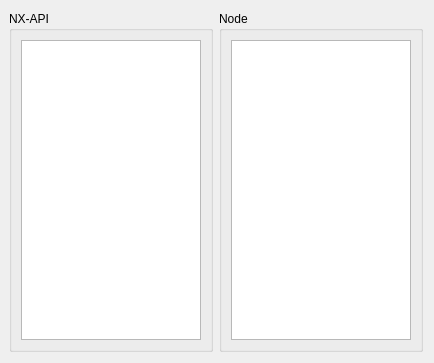
First picture: the form in src/VMTD/VMTD/protocol/VMTDProtocolForm.ui, repository ekushko/qt-vxlan-mtd-old, before the edit.
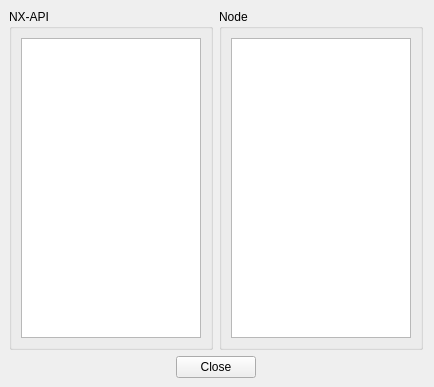
Second picture: the form after the edit. Icons and pictures are not drawn.

```diff
--- a/src/VMTD/VMTD/protocol/VMTDProtocolForm.ui
+++ b/src/VMTD/VMTD/protocol/VMTDProtocolForm.ui
@@ -78,7 +78,7 @@
          <height>16777215</height>
         </size>
        </property>
-       <layout class="QHBoxLayout" name="hl_1">
+       <layout class="QVBoxLayout" name="verticalLayout">
         <property name="spacing">
          <number>6</number>
         </property>
@@ -95,6 +95,14 @@
          <number>9</number>
         </property>
         <item>
+         <layout class="QHBoxLayout" name="hl_2">
+          <property name="topMargin">
+           <number>0</number>
+          </property>
+          <property name="rightMargin">
+           <number>0</number>
+          </property>
+          <item>
          <widget class="QGroupBox" name="gbNxApiHandlers">
           <property name="maximumSize">
            <size>
@@ -155,6 +163,48 @@
            </item>
           </layout>
          </widget>
+          </item>
+         </layout>
+        </item>
+        <item>
+         <layout class="QHBoxLayout" name="hl_1">
+          <property name="topMargin">
+           <number>0</number>
+          </property>
+          <item>
+           <spacer name="_5">
+            <property name="orientation">
+             <enum>Qt::Horizontal</enum>
+            </property>
+            <property name="sizeHint" stdset="0">
+             <size>
+              <width>40</width>
+              <height>20</height>
+             </size>
+            </property>
+           </spacer>
+          </item>
+          <item>
+           <widget class="QPushButton" name="pbClose">
+            <property name="text">
+             <string>Close</string>
+            </property>
+           </widget>
+          </item>
+          <item>
+           <spacer name="_6">
+            <property name="orientation">
+             <enum>Qt::Horizontal</enum>
+            </property>
+            <property name="sizeHint" stdset="0">
+             <size>
+              <width>40</width>
+              <height>20</height>
+             </size>
+            </property>
+           </spacer>
+          </item>
+         </layout>
         </item>
        </layout>
       </widget>
```
Lines whose indentation alone changed are shown as unchanged.
